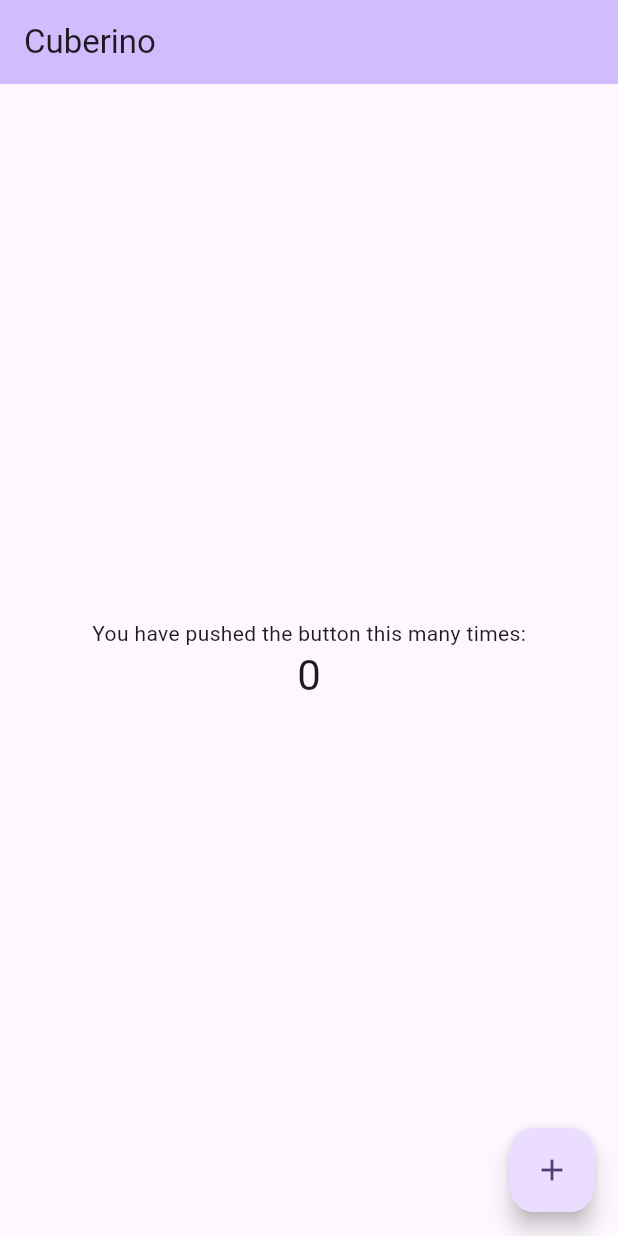
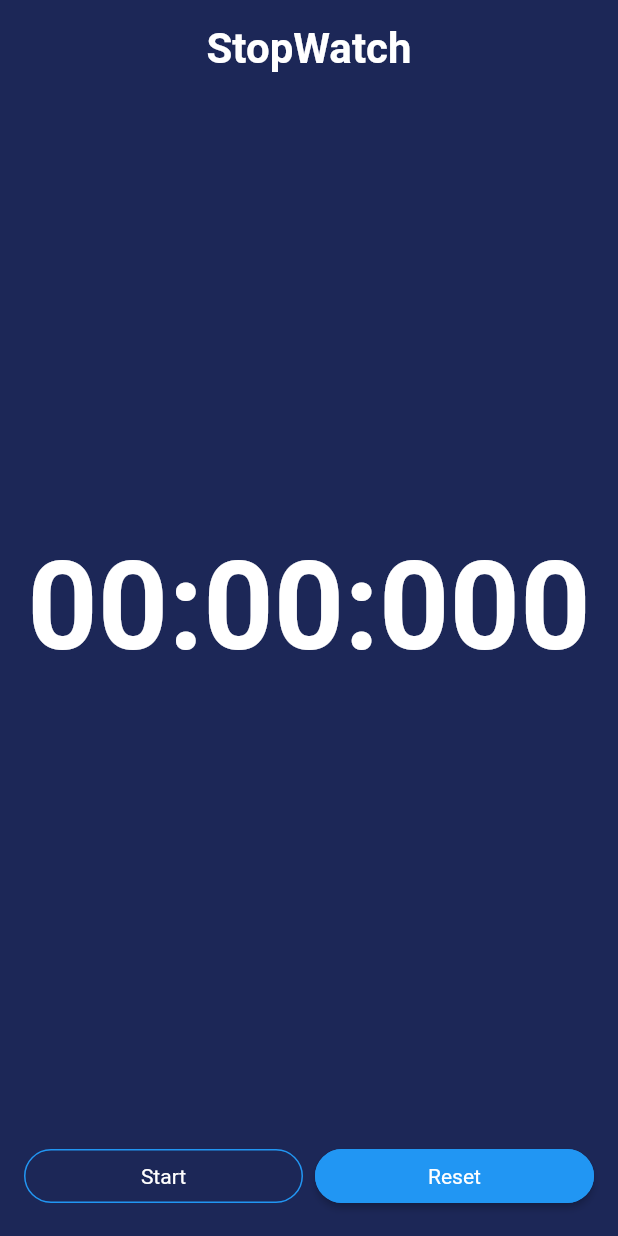
Before and after one commit to DieInhaltsangabe/AppProgrammingFlatter, a Flutter app: the screen it shows after launch, on a phone screen of 412 x 824 dp. Run offline on Flutter 3.47's test engine with Material 2 defaults, Android fonts, the phone set to English and light mode, and no system bars.

Commit message:
created a view with a timer, that shows minutes, seconds and milliseconds. To-Do: Make the view more suitable for Rubiks Cube Use Case

```diff
--- a/cuberino/lib/main.dart
+++ b/cuberino/lib/main.dart
@@ -1,3 +1,5 @@
+import 'dart:async';
+
 import 'package:flutter/material.dart';
 
 void main() {
@@ -12,29 +14,156 @@ class MyApp extends StatelessWidget {
   Widget build(BuildContext context) {
     return MaterialApp(
       title: 'Cuberino',
-      theme: ThemeData(
-        // This is the theme of your application.
-        //
-        // TRY THIS: Try running your application with "flutter run". You'll see
-        // the application has a blue toolbar. Then, without quitting the app,
-        // try changing the seedColor in the colorScheme below to Colors.green
-        // and then invoke "hot reload" (save your changes or press the "hot
-        // reload" button in a Flutter-supported IDE, or press "r" if you used
-        // the command line to start the app).
-        //
-        // Notice that the counter didn't reset back to zero; the application
-        // state is not lost during the reload. To reset the state, use hot
-        // restart instead.
-        //
-        // This works for code too, not just values: Most code changes can be
-        // tested with just a hot reload.
-        colorScheme: ColorScheme.fromSeed(seedColor: Colors.deepPurple),
-        useMaterial3: true,
-      ),
-      home: const MyHomePage(title: 'Cuberino'),
+
+      home: Home(),
     );
   }
 }
+
+class Home extends StatefulWidget {
+  const Home({super.key});
+
+  @override
+  State<Home> createState() => _HomeState();
+}
+
+class _HomeState extends State<Home> {
+
+  int seconds = 0, minutes = 0, milliseconds = 0;
+  String digitSeconds = "00", digitMinutes = "00", digitMilliseconds = "000";
+  Timer? timer;
+  bool started = false;
+  List laps = [];
+
+
+  // stop timer func
+  void stop() {
+    timer!.cancel();
+    setState(() {
+      started = false;
+    });
+  }
+
+  // reset
+  void reset() {
+    timer!.cancel();
+    setState(() {
+      milliseconds = 0;
+      seconds = 0;
+      minutes = 0;
+
+      digitSeconds = "00";
+      digitMinutes = "00";
+      digitMilliseconds = "00";
+
+      started = false;
+    });
+  }
+
+  void start() {
+    started = true;
+    timer = Timer.periodic(Duration(milliseconds: 10), (timer) {
+      int localMilliseconds = milliseconds + 1;
+      int localSeconds = seconds;
+      int localMinutes = minutes;
+
+      if(localMilliseconds > 99) {
+        if (localSeconds > 59) {
+          localMinutes++;
+          localSeconds = 0;
+        }
+        else{
+          localSeconds++;
+          localMilliseconds = 0;
+        }
+      }
+      setState(() {
+        seconds = localSeconds;
+        minutes = localMinutes;
+        milliseconds = localMilliseconds;
+        digitSeconds = (seconds >= 10) ? "$seconds":"0$seconds";
+        digitMinutes = (minutes >= 10) ? "$minutes":"0$minutes";
+        digitMilliseconds = (milliseconds >= 10) ? "$milliseconds":"0$milliseconds";
+      });
+
+    });
+  }
+
+  @override
+  Widget build(BuildContext context) {
+    return Scaffold(
+      backgroundColor: const Color(0xFF1C2757),
+      body: SafeArea(
+        child: Padding(
+          padding: const EdgeInsets.all(16.0),
+          child: Column(
+            mainAxisAlignment: MainAxisAlignment.spaceBetween,
+            crossAxisAlignment: CrossAxisAlignment.center,
+            children: [
+              Center(
+                child: Text(
+                    "StopWatch",
+                  style: TextStyle(
+                      color: Colors.white,
+                      fontSize: 28.0,
+                      fontWeight: FontWeight.bold,
+                  ),
+                ),
+              ),
+              SizedBox(
+                height: 20.0,
+              ),
+              Center(
+                child: Text(
+                    "$digitMinutes:$digitSeconds:$digitMilliseconds",
+                    style: TextStyle(
+                        color: Colors.white,
+                        fontSize: 82.0,
+                        fontWeight: FontWeight.w600,
+                    ),
+                ),
+              ),
+
+              SizedBox(
+                height: 20.0,
+              ),
+              Row(
+                mainAxisAlignment: MainAxisAlignment.spaceBetween,
+                children: [
+                  Expanded(
+                      child: RawMaterialButton(
+                        onPressed: () {
+                          (!started) ? start() : stop();
+                        },
+                        shape: const StadiumBorder(side: BorderSide(color: Colors.blue),
+                        ),
+                        child: Text((!started) ? "Start" : "Pause", style: TextStyle(color: Colors.white)),
+                      )
+                  ),
+                  SizedBox(width: 8.0),
+
+                  Expanded(
+                      child: RawMaterialButton(
+                        onPressed: () {
+                          reset();
+                        },
+                        fillColor: Colors.blue,
+                        shape: const StadiumBorder(
+                          side: BorderSide(color: Colors.blue),
+                        ),
+                        child: Text("Reset", style: TextStyle(color: Colors.white)),
+                      )
+                  )
+                ]
+              )
+            ]
+          )
+        )
+      )
+    );
+  }
+}
+
 
 class MyHomePage extends StatefulWidget {
   const MyHomePage({super.key, required this.title});
```
